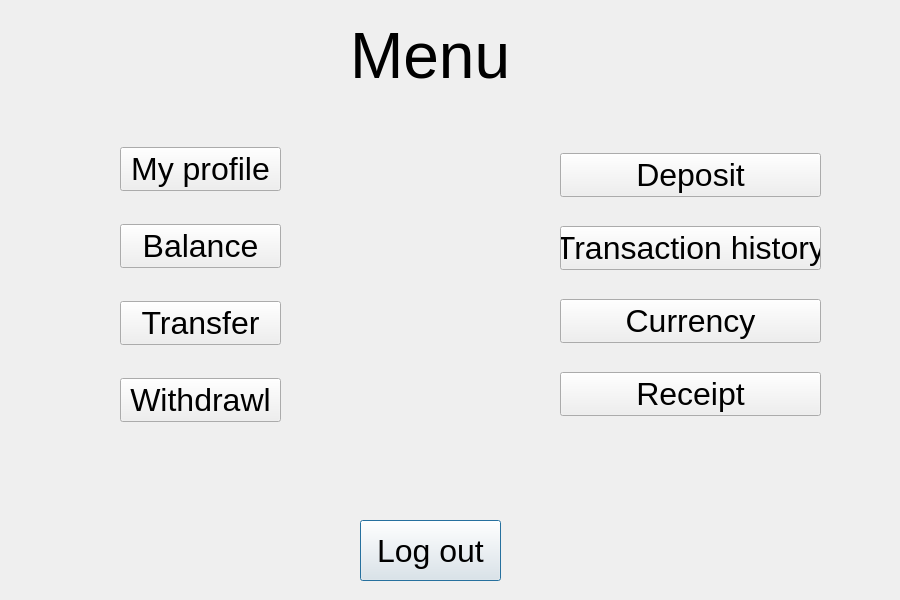
Qt form bank-automat/menu.ui (25kmo-project/group_15) before a commit.
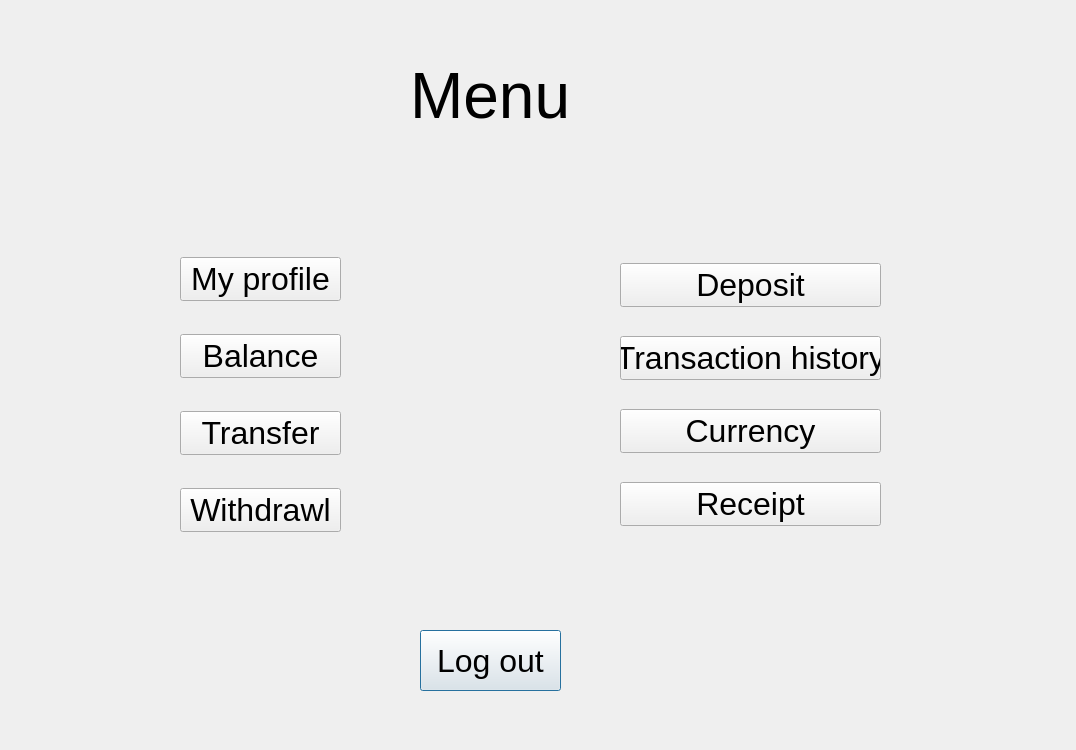
The same form after that commit.

```diff
--- a/bank-automat/menu.ui
+++ b/bank-automat/menu.ui
@@ -6,8 +6,8 @@
    <rect>
     <x>0</x>
     <y>0</y>
-    <width>900</width>
-    <height>600</height>
+    <width>1076</width>
+    <height>750</height>
    </rect>
   </property>
   <property name="windowTitle">
@@ -16,8 +16,8 @@
   <widget class="QPushButton" name="btnLogOut">
    <property name="geometry">
     <rect>
-     <x>360</x>
-     <y>520</y>
+     <x>420</x>
+     <y>630</y>
      <width>141</width>
      <height>61</height>
     </rect>
@@ -35,8 +35,8 @@
   <widget class="QLabel" name="label">
    <property name="geometry">
     <rect>
-     <x>350</x>
-     <y>20</y>
+     <x>410</x>
+     <y>60</y>
      <width>201</width>
      <height>71</height>
     </rect>
@@ -54,8 +54,8 @@
   <widget class="QWidget" name="layoutWidget">
    <property name="geometry">
     <rect>
-     <x>120</x>
-     <y>120</y>
+     <x>180</x>
+     <y>230</y>
      <width>161</width>
      <height>331</height>
     </rect>
@@ -124,8 +124,8 @@
   <widget class="QWidget" name="layoutWidget">
    <property name="geometry">
     <rect>
-     <x>560</x>
-     <y>130</y>
+     <x>620</x>
+     <y>240</y>
      <width>261</width>
      <height>311</height>
     </rect>
```
